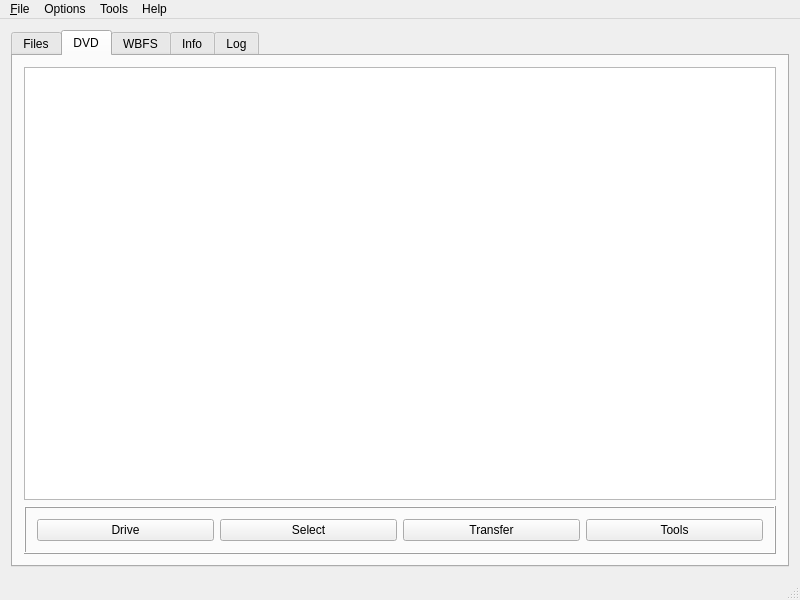
Before: the Qt Designer form resources/ui/wiibafu.ui in evertonstz/wiibafu, drawn with Qt 5.
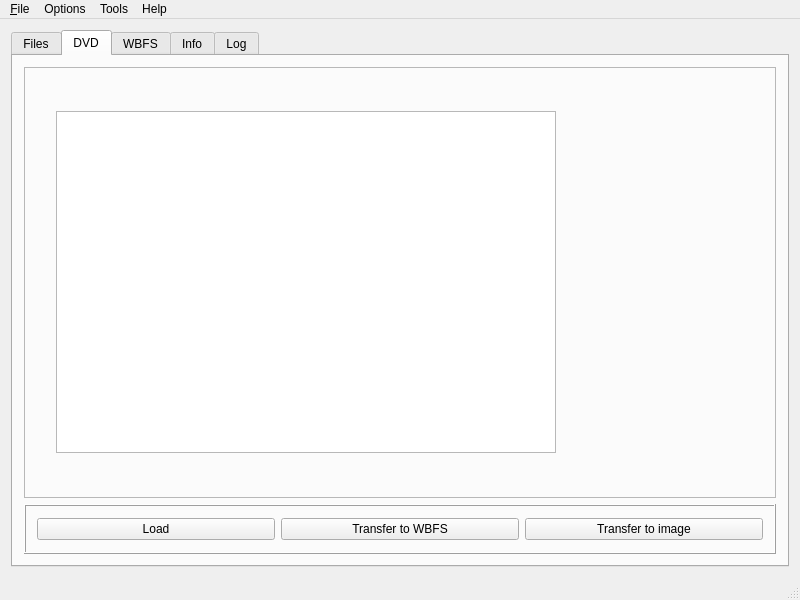
After: the same form once the commit is applied. The open tabs and pages were chosen to show the change. Icons and pictures are not drawn.

Patch:
```diff
--- a/resources/ui/wiibafu.ui
+++ b/resources/ui/wiibafu.ui
@@ -101,14 +101,58 @@
        </attribute>
        <layout class="QVBoxLayout" name="verticalLayout_2">
         <item>
-         <widget class="QTableView" name="dvdTab_tableView"/>
+         <widget class="QFrame" name="frame_3">
+          <property name="frameShape">
+           <enum>QFrame::StyledPanel</enum>
+          </property>
+          <layout class="QGridLayout" name="gridLayout_2">
+           <item row="0" column="0">
+            <widget class="QTableView" name="dvdTab_tableView">
+             <property name="minimumSize">
+              <size>
+               <width>400</width>
+               <height>342</height>
+              </size>
+             </property>
+             <property name="maximumSize">
+              <size>
+               <width>500</width>
+               <height>342</height>
+              </size>
+             </property>
+            </widget>
+           </item>
+           <item row="0" column="1">
+            <widget class="QLabel" name="dvdTab_label_DiscCover">
+             <property name="minimumSize">
+              <size>
+               <width>161</width>
+               <height>171</height>
+              </size>
+             </property>
+             <property name="maximumSize">
+              <size>
+               <width>161</width>
+               <height>171</height>
+              </size>
+             </property>
+             <property name="frameShape">
+              <enum>QFrame::NoFrame</enum>
+             </property>
+             <property name="text">
+              <string/>
+             </property>
+            </widget>
+           </item>
+          </layout>
+         </widget>
         </item>
         <item>
          <widget class="QFrame" name="frame_DVD">
           <property name="minimumSize">
            <size>
             <width>0</width>
-            <height>40</height>
+            <height>50</height>
            </size>
           </property>
           <property name="frameShape">
@@ -121,28 +165,21 @@
            <item>
             <widget class="QPushButton" name="dvdTab_pushButton_Drive">
              <property name="text">
-              <string>Drive</string>
+              <string>Load</string>
              </property>
             </widget>
            </item>
            <item>
             <widget class="QPushButton" name="dvdTab_pushButton_Select">
              <property name="text">
-              <string>Select</string>
+              <string>Transfer to WBFS</string>
              </property>
             </widget>
            </item>
            <item>
             <widget class="QPushButton" name="dvdTab_pushButton_Transfer">
              <property name="text">
-              <string>Transfer</string>
-             </property>
-            </widget>
-           </item>
-           <item>
-            <widget class="QPushButton" name="dvdTab_pushButton_Tools">
-             <property name="text">
-              <string>Tools</string>
+              <string>Transfer to image</string>
              </property>
             </widget>
            </item>
```
Left out of the diff: 12 changed lines with no effect on the pictures.
